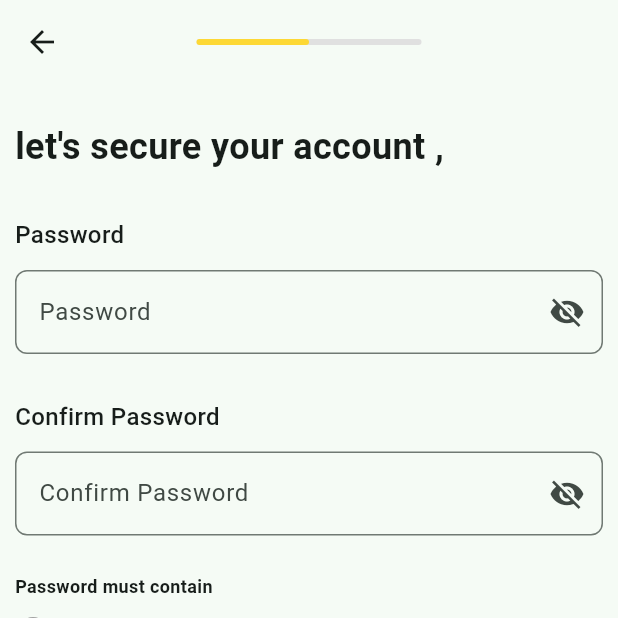
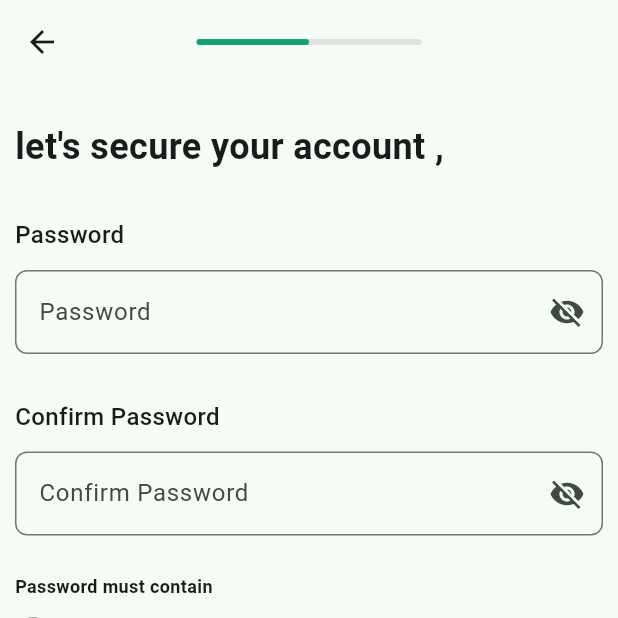
Before and after one commit to RashedKhalil7/Mubasset, a Flutter app: the PasswordScreen screen opened directly with empty values, on a phone screen of 412 x 824 dp, the top half of it. Run offline on Flutter 3.47's test engine with Material 3 defaults, Android fonts, the light colour scheme and no system bars; our stand-ins replace image_picker.

Commit message:
add login to home page and change colors

```diff
--- a/lib/Login_Feature/PasswordLogin.dart
+++ b/lib/Login_Feature/PasswordLogin.dart
@@ -29,7 +29,7 @@ class _PassLoginState extends State<PassLogin> {
       ),
       focusedBorder: OutlineInputBorder(
         borderRadius: BorderRadius.circular(8),
-        borderSide: const BorderSide(color: Colors.yellow),
+        borderSide: const BorderSide(color: Color.fromARGB(255, 18, 162, 119)),
       ),
       suffixIcon: suffixIcon,
     );
@@ -45,7 +45,7 @@ class _PassLoginState extends State<PassLogin> {
       height: 50,
       child: ElevatedButton(
         style: ElevatedButton.styleFrom(
-          backgroundColor: enabled ?  Colors.yellow[600] : Colors.grey,
+          backgroundColor: enabled ?  Color.fromARGB(255, 18, 162, 119) : Colors.grey,
         ),
         onPressed: enabled ? onPressed : null,
         child:  const Text(
--- a/lib/Login_Feature/Register/Presentaion/PassScreen.dart
+++ b/lib/Login_Feature/Register/Presentaion/PassScreen.dart
@@ -54,7 +54,7 @@ class _PasswordScreenState extends State<PasswordScreen> {
             child: LinearProgressIndicator(
               minHeight: 4,
               borderRadius: BorderRadius.circular(20),
-              value: progress,backgroundColor: Colors.grey.shade300,color:  Colors.yellow[600],))),
+              value: progress,backgroundColor: Colors.grey.shade300,color:  Color.fromARGB(255, 18, 162, 119),))),
         body: Padding(
           padding: const EdgeInsets.all(10),
           child: Column(
@@ -83,7 +83,7 @@ class _PasswordScreenState extends State<PasswordScreen> {
                   ),
                   focusedBorder:  OutlineInputBorder(
                     borderRadius: BorderRadius.circular(8),
-                    borderSide: const BorderSide(color: Colors.yellow),
+                    borderSide: const BorderSide(color: Color.fromARGB(255, 18, 162, 119)),
                   ),
                   suffixIcon: IconButton(
                     icon: Icon(
@@ -118,7 +118,7 @@ class _PasswordScreenState extends State<PasswordScreen> {
                   ),
                   focusedBorder:  OutlineInputBorder(
                     borderRadius: BorderRadius.circular(8),
-                    borderSide: const BorderSide(color: Colors.yellow),
+                    borderSide: const BorderSide(color: Color.fromARGB(255, 18, 162, 119)),
                   ),
                    suffixIcon: IconButton(
                      icon: Icon(
@@ -159,7 +159,7 @@ class _PasswordScreenState extends State<PasswordScreen> {
                 child: ElevatedButton(
                   style: ElevatedButton.styleFrom(
                     backgroundColor: isValid
-                        ? Colors.yellow[600] : Colors.grey,
+                        ? Color.fromARGB(255, 18, 162, 119) : Colors.grey,
                   ),
                   onPressed: isValid
                       ? () {
--- a/lib/Login_Feature/login.dart
+++ b/lib/Login_Feature/login.dart
@@ -2,7 +2,7 @@ import 'package:flutter/gestures.dart';
 import 'package:flutter/material.dart';
 
 import 'PasswordLogin.dart';
-import 'Register/Presentaion/OTPRegister.dart';
+import 'Register/Presentaion/OTPRregister.dart';
 
 class LoginScreen extends StatefulWidget {
   const LoginScreen({super.key});
@@ -36,7 +36,7 @@ class _LoginScreenState extends State<LoginScreen> {
       ),
       focusedBorder: OutlineInputBorder(
         borderRadius: BorderRadius.circular(8),
-        borderSide: const BorderSide(color: Colors.yellow),
+        borderSide: const BorderSide(color: Color.fromARGB(255, 18, 162, 119)),
       ),
       suffixIcon: suffixIcon,
     );
@@ -51,7 +51,7 @@ class _LoginScreenState extends State<LoginScreen> {
       height: 50,
       child: ElevatedButton(
         style: ElevatedButton.styleFrom(
-          backgroundColor: enabled ?  Colors.yellow[600] : Colors.grey,
+          backgroundColor: enabled ?  Color.fromARGB(255, 18, 162, 119) : Colors.grey,
         ),
         onPressed: enabled ? onPressed : null,
         child: isLoading? const CircularProgressIndicator(): const Text(
```
Also changed, not shown: lib/Login_Feature/OTPLogain.dart (+9 -5 lines), lib/Login_Feature/Register/Presentaion/OTPRregister.dart (renamed from lib/Login_Feature/Register/Presentaion/OTPRegister.dart, +10 -6 lines), lib/Login_Feature/Register/Presentaion/avatar_Screen.dart (+3 -4 lines), lib/Login_Feature/Register/Presentaion/userInfo.dart (+4 -4 lines).
